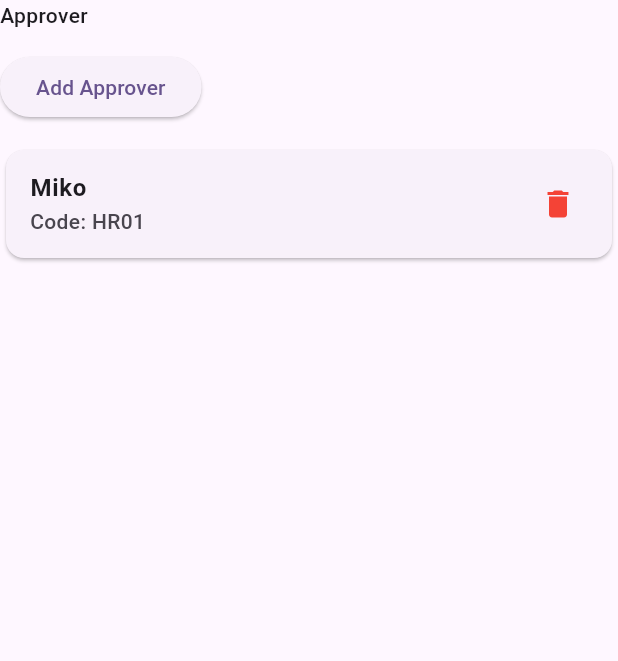
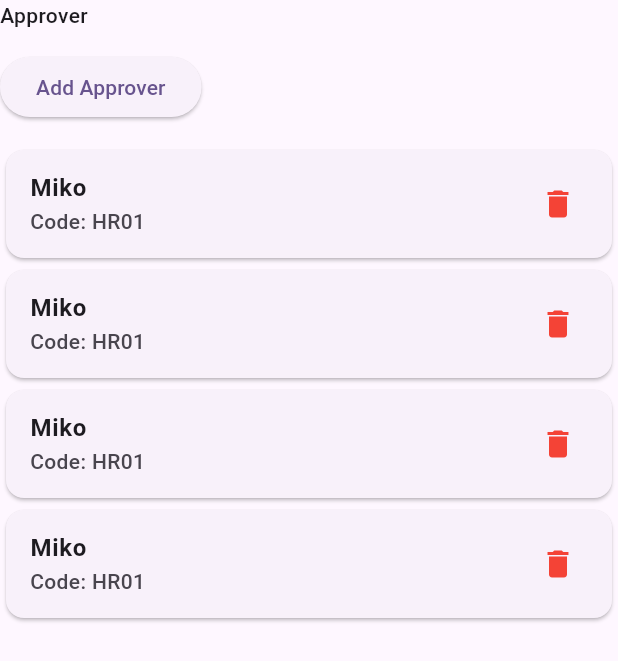
Before and after one commit to exfarnanda1945/attendance-prototype, a Flutter app: the ApproverPicker widget shown alone on an empty page, opened directly, on a phone screen of 412 x 824 dp. Shown: the top 661 px of the screen. Run offline on Flutter 3.47's test engine with Material 3 defaults, Android fonts, the phone set to English and light mode, and no system bars; our stand-ins replace email_validator, fluttertoast, geolocator, go_router, google_maps_flutter, hive and 3 more; missing offline and left inert: bottom_picker, network_info_plus; accounts and stored records are empty.

Commit message:
wip: approver picker

```diff
--- a/lib/widgets/picker/approver/approverpicker.dart
+++ b/lib/widgets/picker/approver/approverpicker.dart
@@ -103,12 +103,27 @@ class ApproverPicker extends StatelessWidget {
         const SizedBox(
           height: 14,
         ),
-        const Card(
-          child: ListTile(
-            title: Text("Miko",style: TextStyle(fontWeight: FontWeight.w600,fontSize: 16),),
-            trailing:Icon(Icons.delete,color: Colors.red,),
-            subtitle: Text("Code: HR01",style: TextStyle(fontWeight: FontWeight.w500,fontSize: 14),),
-          ),
+        ListView.builder(
+          shrinkWrap: true,
+          itemCount: 4,
+          itemBuilder: (context, index) {
+            return const Card(
+              child: ListTile(
+                title: Text(
+                  "Miko",
+                  style: TextStyle(fontWeight: FontWeight.w600, fontSize: 16),
+                ),
+                trailing: Icon(
+                  Icons.delete,
+                  color: Colors.red,
+                ),
+                subtitle: Text(
+                  "Code: HR01",
+                  style: TextStyle(fontWeight: FontWeight.w500, fontSize: 14),
+                ),
+              ),
+            );
+          },
         )
       ],
     );
```
